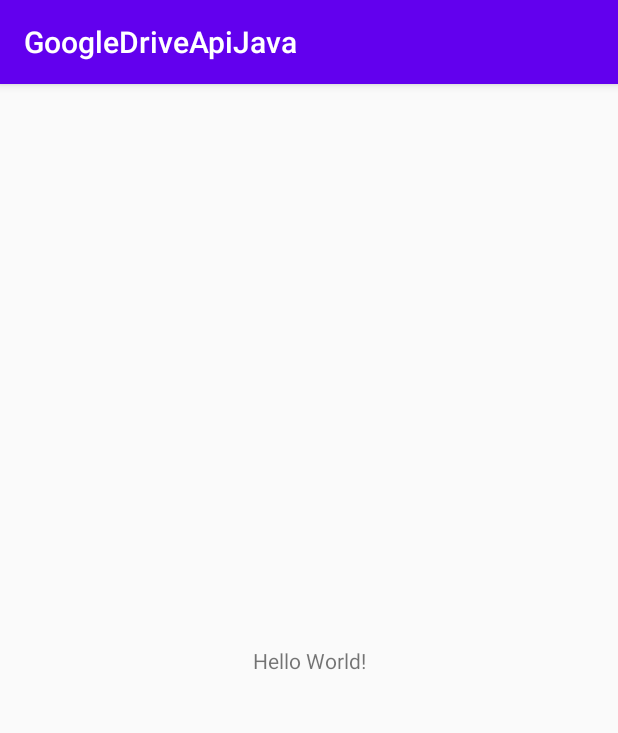
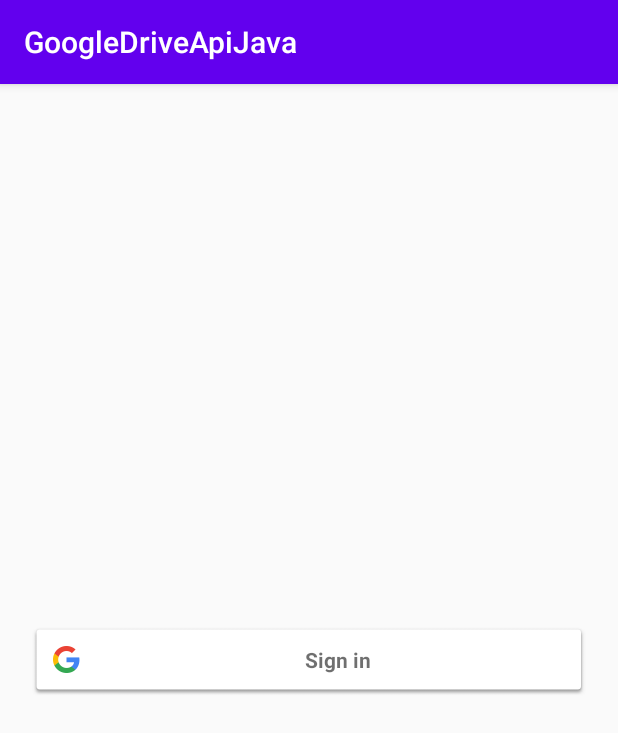
Before and after one commit to muhammadrafiulwap/google-drive-api-java, an Android app: the screen it shows after launch (MainActivity), on a phone screen of 412 x 824 dp. Shown: the top 733 px of the screen. Run offline under Robolectric (Android 15) with nearby library versions, the phone set to English and light mode, and no system bars.

Commit message:
[Add] Integrating Google Sign-In into Android App

```diff
--- a/app/build.gradle
+++ b/app/build.gradle
@@ -30,4 +30,7 @@ dependencies {
     androidTestImplementation 'androidx.test.ext:junit:1.1.1'
     androidTestImplementation 'androidx.test.espresso:espresso-core:3.2.0'
 
+    //TODO 1 Tambahkan dependency
+    implementation 'com.google.android.gms:play-services-auth:18.1.0'
+
 }
--- a/app/src/main/java/com/udacoding/googledriveapijava/MainActivity.java
+++ b/app/src/main/java/com/udacoding/googledriveapijava/MainActivity.java
@@ -1,14 +1,97 @@
 package com.udacoding.googledriveapijava;
 
+import androidx.annotation.Nullable;
 import androidx.appcompat.app.AppCompatActivity;
 
+import android.content.Intent;
 import android.os.Bundle;
+import android.util.Log;
+import android.view.View;
+
+import com.google.android.gms.auth.api.signin.GoogleSignIn;
+import com.google.android.gms.auth.api.signin.GoogleSignInAccount;
+import com.google.android.gms.auth.api.signin.GoogleSignInClient;
+import com.google.android.gms.auth.api.signin.GoogleSignInOptions;
+import com.google.android.gms.common.SignInButton;
+import com.google.android.gms.common.api.ApiException;
+import com.google.android.gms.tasks.Task;
 
 public class MainActivity extends AppCompatActivity {
+
+    //TODO 7 Tambahkan const variable
+    private static final int RC_SIGN_IN = 616;
+
+    GoogleSignInClient googleSignInClient;
 
     @Override
     protected void onCreate(Bundle savedInstanceState) {
         super.onCreate(savedInstanceState);
         setContentView(R.layout.activity_main);
+
+        //TODO 2 Tambahkan initGoogleSignIn
+        initGoogleSignIn();
+
+        //TODO 5 Inisialisasi SignInButton
+        SignInButton signInButton = findViewById(R.id.buttonSignIn);
+        signInButton.setOnClickListener(new View.OnClickListener() {
+            @Override
+            public void onClick(View v) {
+                //TODO 6 Tambahkan function signIn
+                signIn();
+
+            }
+        });
+
+    }
+
+    private void initGoogleSignIn() {
+
+        GoogleSignInOptions googleSignInOptions = new GoogleSignInOptions.Builder(GoogleSignInOptions.DEFAULT_SIGN_IN).requestEmail().build();
+
+        googleSignInClient = GoogleSignIn.getClient(this, googleSignInOptions);
+
+    }
+
+    private void signIn() {
+        Intent signInIntent = googleSignInClient.getSignInIntent();
+        startActivityForResult(signInIntent, RC_SIGN_IN);
+    }
+
+    //TODO 8 onActivityResult
+    @Override
+    protected void onActivityResult(int requestCode, int resultCode, @Nullable Intent data) {
+        super.onActivityResult(requestCode, resultCode, data);
+
+        if (requestCode == RC_SIGN_IN){
+            Task<GoogleSignInAccount> task = GoogleSignIn.getSignedInAccountFromIntent(data);
+            //TODO 9 Handle data jika berhasil sign-in
+            handleSignInResult(task);
+        }
+    }
+
+    private void handleSignInResult(Task<GoogleSignInAccount> task) {
+        try {
+            GoogleSignInAccount googleSignInAccount = task.getResult(ApiException.class);
+
+            if (googleSignInAccount != null)
+            Log.d("TAG", "checkExistingSignInUser: "+ googleSignInAccount.getDisplayName());
+
+        } catch (ApiException e){
+            Log.w("TAG", "handleSignInResult: failed code = " + e.getStatusCode());
+        }
+    }
+
+    @Override
+    protected void onStart() {
+        super.onStart();
+        //TODO 3 Tambahkan checkExistingSignInUser
+        checkExistingSignInUser();
+    }
+
+    private void checkExistingSignInUser() {
+        GoogleSignInAccount googleSignInAccount = GoogleSignIn.getLastSignedInAccount(this);
+        if (googleSignInAccount != null){
+            Log.d("TAG", "checkExistingSignInUser: "+googleSignInAccount.getDisplayName());
+        }
     }
 }
--- a/app/src/main/res/layout/activity_main.xml
+++ b/app/src/main/res/layout/activity_main.xml
@@ -1,18 +1,16 @@
 <?xml version="1.0" encoding="utf-8"?>
-<androidx.constraintlayout.widget.ConstraintLayout xmlns:android="http://schemas.android.com/apk/res/android"
-    xmlns:app="http://schemas.android.com/apk/res-auto"
+<RelativeLayout xmlns:android="http://schemas.android.com/apk/res/android"
     xmlns:tools="http://schemas.android.com/tools"
     android:layout_width="match_parent"
     android:layout_height="match_parent"
     tools:context=".MainActivity">
 
-    <TextView
-        android:layout_width="wrap_content"
+    <!--TODO 4 Tambahkan SignInButton-->
+    <com.google.android.gms.common.SignInButton
+        android:id="@+id/buttonSignIn"
+        android:layout_width="match_parent"
         android:layout_height="wrap_content"
-        android:text="Hello World!"
-        app:layout_constraintBottom_toBottomOf="parent"
-        app:layout_constraintLeft_toLeftOf="parent"
-        app:layout_constraintRight_toRightOf="parent"
-        app:layout_constraintTop_toTopOf="parent" />
+        android:layout_centerInParent="true"
+        android:layout_margin="20dp" />
 
-</androidx.constraintlayout.widget.ConstraintLayout>
+</RelativeLayout>
```
